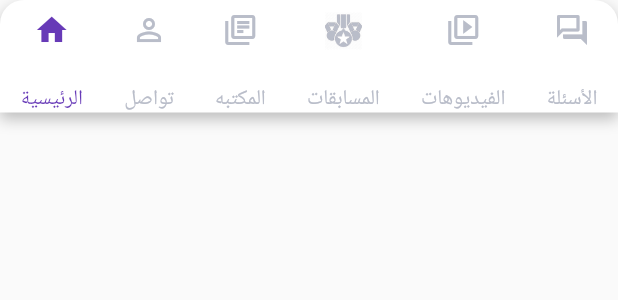
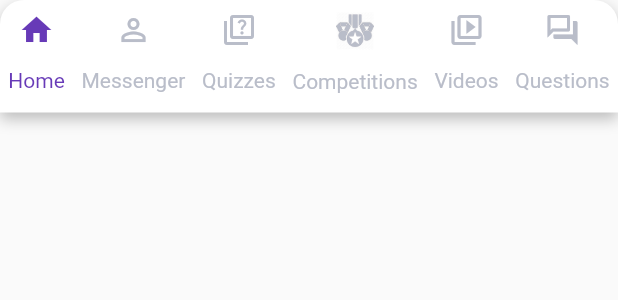
Before and after one commit to yousseftaher2008/Ai-School, a Flutter app: the AppBottomSheet widget shown alone on an empty page, opened directly, on a phone screen of 412 x 824 dp. Shown: the top 300 px of the screen. Run offline on Flutter 3.47's test engine with Material 2 defaults, Android fonts, the phone set to English and light mode, and no system bars; our stand-ins replace connectivity_plus, dio, firebase_core, firebase_messaging, flutter_custom_clippers, flutter_icons_null_safety and 5 more; missing offline and left inert: flutter_barcode_scanner, libphonenumber, syncfusion_flutter_pdfviewer; accounts and stored records are empty; network calls fail.

```diff
--- a/lib/app/core/constants/styles/colors.dart
+++ b/lib/app/core/constants/styles/colors.dart
@@ -5,7 +5,7 @@ const Color primaryColorLight = Color(0xFF8559D5);
 const Color warningColor = Color(0xFFFFD03D);
 const Color infoColor = Color(0xFF5AA0D6);
 const Color successColorLight = Color(0xFF49FCA0);
-const Color successColor = Color(0xFFA3E637);
+const Color successColor = Color.fromARGB(255, 181, 185, 174);
 const Color secondaryColorLight = Color(0xAAFFFFFF);
 const Color secondaryColor = Color(0xFFB9BDC9);
 const Color secondaryColorDark = Color(0xFF7E828E);
--- a/lib/app/core/localization/translation.dart
+++ b/lib/app/core/localization/translation.dart
@@ -71,6 +71,13 @@ class MyTranslation extends Translations {
           "الغاء": "الغاء",
           "...ابحث": "...ابحث",
           "لا يوجد مادة تحتوي على": "لا يوجد مادة تحتوي على",
+          "الرئيسية": "الرئيسية",
+          "المسابقات": "المسابقات",
+          "تواصل": "تواصل",
+          "الفيديوهات": "الفيديوهات",
+          "الأسئلة": "الأسئلة",
+          "الاختبارات": "الاختبارات",
+          "المواد": "المواد",
         },
         "en": {
           "اختر دولتك": "Choose your country",
@@ -141,6 +148,15 @@ class MyTranslation extends Translations {
           "الغاء": "Cancel",
           "...ابحث": "Search...",
           "لا يوجد مادة تحتوي على": "There is no subject contains",
+          "الرئيسية": "Home",
+          "تواصل": "Messenger",
+          "المسابقات": "Competitions",
+          "الفيديوهات": "Videos",
+          "الأسئلة": "Questions",
+          "الاختبارات": "Quizzes",
+          "المواد": "Subjects",
+          "رؤية المزيد": "See All",
+          "المكتبات": "Libraries"
         }
       };
 }
--- a/lib/app/core/shared/widgets/app_bottom_sheet.dart
+++ b/lib/app/core/shared/widgets/app_bottom_sheet.dart
@@ -59,17 +59,13 @@ class AppBottomSheet extends StatelessWidget {
                                   isInThisPage ? primaryColor : secondaryColor,
                             ),
                     ),
-                    const Expanded(
-                      child: FittedBox(
-                        child: Text(" "),
-                      ),
-                    ),
                     FittedBox(
                       child: Text(
                         pageName,
                         style: defaultStyle(pageEnumName),
                       ),
                     ),
+                    const SizedBox()
                   ],
                 ),
               ),
@@ -110,14 +106,14 @@ class AppBottomSheet extends StatelessWidget {
             pageIconOutline: Icons.person_outline_sharp,
           ),
           pageWidget(
-            "المكتبه".tr,
-            AppPagesEnum.library,
-            pageIcon: Icons.library_books,
-            pageIconOutline: Icons.library_books_outlined,
+            "الاختبارات".tr,
+            AppPagesEnum.quiz,
+            pageIcon: Icons.quiz,
+            pageIconOutline: Icons.quiz_outlined,
           ),
           pageWidget(
             "المسابقات".tr,
-            AppPagesEnum.compsAndQuiz,
+            AppPagesEnum.comps,
             iconImageAsset: "assets/competition.png",
             iconImageAssetOutline: "assets/competition_outline.png",
           ),
--- a/lib/app/data/models/app_pages_enum.dart
+++ b/lib/app/data/models/app_pages_enum.dart
@@ -1,8 +1 @@
-enum AppPagesEnum {
-  home,
-  communicate,
-  library,
-  compsAndQuiz,
-  videos,
-  questions
-}
+enum AppPagesEnum { home, communicate, quiz, comps, videos, questions }
--- a/lib/app/modules/home/student_home/controllers/student_search_controller.dart
+++ b/lib/app/modules/home/student_home/controllers/student_search_controller.dart
@@ -20,6 +20,7 @@ class StudentSearchController extends StudentHomeController {
     try {
       searchedSubjects.clear();
 
+      print(studentHomeController.currentUser.token);
       isGettingData.value = true;
       final response = await http.get(
         Uri.parse("${baseUrl}Subject/GetAllAttachments?&Text=$val"),
```
Also changed, not shown: lib/app/data/models/library.dart (added, +13 -0 lines), lib/app/data/models/subject.dart (added, +10 -0 lines), lib/app/modules/home/student_home/controllers/student_home_controller.dart (+40 -0 lines), lib/app/modules/home/student_home/views/student_home_view.dart (+30 -5 lines), lib/app/modules/home/student_home/views/widgets/sub_lib/sub_lib.dart (added, +19 -0 lines), lib/app/modules/home/student_home/views/widgets/sub_lib/sub_lib_grid.dart (added, +37 -0 lines), lib/app/modules/home/student_home/views/widgets/sub_lib/sub_lib_grid_item.dart (added, +86 -0 lines), lib/app/modules/home/student_home/views/widgets/sub_lib/sub_lib_head.dart (added, +39 -0 lines), lib/app/modules/main/views/main_view.dart (+11 -12 lines), assets/library.png (added), assets/subject.png (added), lib/app/modules/home/student_home/views/widgets/searched_subject_grid.dart (renamed from lib/app/modules/home/student_home/views/widgets/subject_grid.dart).
